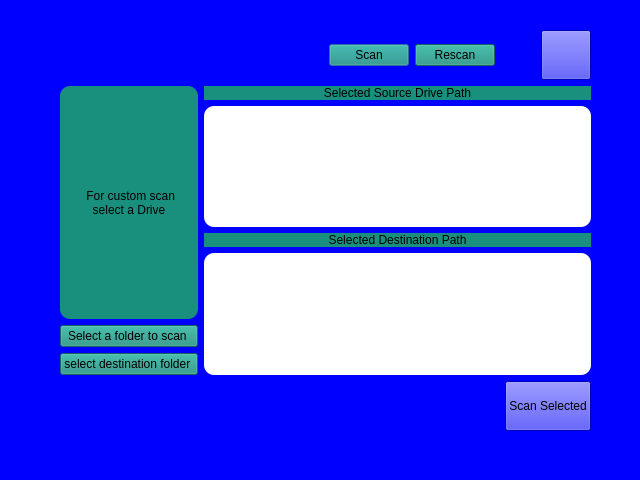
PicaPrime/dataRec, file dialog_selectedscan.ui: the form before one commit.
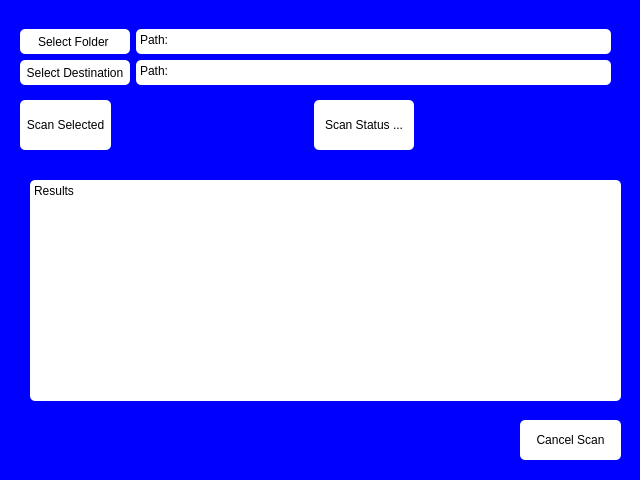
The form after the commit.

Patch:
```diff
--- a/dialog_selectedscan.ui
+++ b/dialog_selectedscan.ui
@@ -10,230 +10,191 @@
     <height>480</height>
    </rect>
   </property>
+  <property name="minimumSize">
+   <size>
+    <width>0</width>
+    <height>75</height>
+   </size>
+  </property>
   <property name="windowTitle">
    <string>Dialog</string>
   </property>
   <property name="styleSheet">
    <string notr="true">background-color: rgb(0, 0, 255);</string>
   </property>
-  <widget class="QWidget" name="layoutWidget">
+  <widget class="QTextEdit" name="textEdit">
    <property name="geometry">
     <rect>
-     <x>60</x>
-     <y>30</y>
-     <width>531</width>
-     <height>401</height>
+     <x>30</x>
+     <y>180</y>
+     <width>591</width>
+     <height>221</height>
     </rect>
    </property>
-   <layout class="QVBoxLayout" name="verticalLayout_7">
+   <property name="styleSheet">
+    <string notr="true">background-color: rgb(255, 255, 255);
+border-radius: 5;</string>
+   </property>
+   <property name="html">
+    <string>&lt;!DOCTYPE HTML PUBLIC &quot;-//W3C//DTD HTML 4.0//EN&quot; &quot;http://www.w3.org/TR/REC-html40/strict.dtd&quot;&gt;
+&lt;html&gt;&lt;head&gt;&lt;meta name=&quot;qrichtext&quot; content=&quot;1&quot; /&gt;&lt;meta charset=&quot;utf-8&quot; /&gt;&lt;style type=&quot;text/css&quot;&gt;
+p, li { white-space: pre-wrap; }
+hr { height: 1px; border-width: 0; }
+li.unchecked::marker { content: &quot;\2610&quot;; }
+li.checked::marker { content: &quot;\2612&quot;; }
+&lt;/style&gt;&lt;/head&gt;&lt;body style=&quot; font-family:'Segoe UI'; font-size:9pt; font-weight:400; font-style:normal;&quot;&gt;
+&lt;p style=&quot; margin-top:0px; margin-bottom:0px; margin-left:0px; margin-right:0px; -qt-block-indent:0; text-indent:0px;&quot;&gt;Results&lt;/p&gt;&lt;/body&gt;&lt;/html&gt;</string>
+   </property>
+  </widget>
+  <widget class="QPushButton" name="pushButton_scanSelected_2">
+   <property name="geometry">
+    <rect>
+     <x>520</x>
+     <y>420</y>
+     <width>101</width>
+     <height>40</height>
+    </rect>
+   </property>
+   <property name="minimumSize">
+    <size>
+     <width>50</width>
+     <height>40</height>
+    </size>
+   </property>
+   <property name="maximumSize">
+    <size>
+     <width>16777215</width>
+     <height>40</height>
+    </size>
+   </property>
+   <property name="styleSheet">
+    <string notr="true">background-color: rgb(255, 255, 255);
+border-radius: 5;</string>
+   </property>
+   <property name="text">
+    <string>Cancel Scan</string>
+   </property>
+   <property name="iconSize">
+    <size>
+     <width>25</width>
+     <height>25</height>
+    </size>
+   </property>
+  </widget>
+  <widget class="QWidget" name="">
+   <property name="geometry">
+    <rect>
+     <x>20</x>
+     <y>20</y>
+     <width>591</width>
+     <height>141</height>
+    </rect>
+   </property>
+   <layout class="QVBoxLayout" name="verticalLayout_3">
     <item>
-     <layout class="QVBoxLayout" name="verticalLayout_8">
+     <layout class="QHBoxLayout" name="horizontalLayout_2">
+      <property name="sizeConstraint">
+       <enum>QLayout::SizeConstraint::SetFixedSize</enum>
+      </property>
       <item>
-       <layout class="QHBoxLayout" name="horizontalLayout_2">
+       <layout class="QHBoxLayout" name="horizontalLayout">
+        <property name="sizeConstraint">
+         <enum>QLayout::SizeConstraint::SetFixedSize</enum>
+        </property>
         <item>
-         <widget class="QLabel" name="label_2">
-          <property name="text">
-           <string/>
-          </property>
-         </widget>
-        </item>
-        <item>
-         <spacer name="horizontalSpacer_3">
-          <property name="orientation">
-           <enum>Qt::Orientation::Horizontal</enum>
-          </property>
-          <property name="sizeHint" stdset="0">
-           <size>
-            <width>40</width>
-            <height>20</height>
-           </size>
-          </property>
-         </spacer>
-        </item>
-        <item>
-         <layout class="QHBoxLayout" name="horizontalLayout">
+         <layout class="QVBoxLayout" name="verticalLayout_2">
           <item>
-           <layout class="QVBoxLayout" name="verticalLayout">
-            <item>
-             <widget class="QPushButton" name="pushButton">
-              <property name="styleSheet">
-               <string notr="true">background-color: rgb(25, 143, 126);</string>
-              </property>
-              <property name="text">
-               <string>Scan</string>
-              </property>
-             </widget>
-            </item>
-           </layout>
-          </item>
-          <item>
-           <layout class="QVBoxLayout" name="verticalLayout_2">
-            <item>
-             <widget class="QPushButton" name="pushButton_2">
-              <property name="styleSheet">
-               <string notr="true">background-color: rgb(25, 143, 126);</string>
-              </property>
-              <property name="text">
-               <string>Rescan</string>
-              </property>
-             </widget>
-            </item>
-           </layout>
-          </item>
-          <item>
-           <spacer name="horizontalSpacer_2">
-            <property name="orientation">
-             <enum>Qt::Orientation::Horizontal</enum>
-            </property>
-            <property name="sizeHint" stdset="0">
+           <widget class="QPushButton" name="pushButton_3">
+            <property name="maximumSize">
              <size>
-              <width>40</width>
-              <height>20</height>
+              <width>16777215</width>
+              <height>25</height>
              </size>
             </property>
-           </spacer>
-          </item>
-          <item>
-           <layout class="QVBoxLayout" name="verticalLayout_3">
-            <item>
-             <widget class="QPushButton" name="pushButton_close">
-              <property name="minimumSize">
-               <size>
-                <width>50</width>
-                <height>50</height>
-               </size>
-              </property>
-              <property name="styleSheet">
-               <string notr="true"/>
-              </property>
-              <property name="text">
-               <string/>
-              </property>
-              <property name="iconSize">
-               <size>
-                <width>50</width>
-                <height>50</height>
-               </size>
-              </property>
-             </widget>
-            </item>
-           </layout>
-          </item>
-         </layout>
-        </item>
-       </layout>
-      </item>
-      <item>
-       <spacer name="verticalSpacer">
-        <property name="orientation">
-         <enum>Qt::Orientation::Vertical</enum>
-        </property>
-        <property name="sizeHint" stdset="0">
-         <size>
-          <width>20</width>
-          <height>40</height>
-         </size>
-        </property>
-       </spacer>
-      </item>
-      <item>
-       <layout class="QHBoxLayout" name="horizontalLayout_3">
-        <item>
-         <layout class="QVBoxLayout" name="verticalLayout_5">
-          <item>
-           <widget class="QLabel" name="label">
             <property name="styleSheet">
-             <string notr="true">background-color: rgb(25, 143, 126);
-font: 700 12pt &quot;Segoe UI&quot;;
-border-radius: 10;</string>
+             <string notr="true">background-color: rgb(255, 255, 255);
+font: 700 10pt &quot;Segoe UI&quot;;
+border-radius: 5;</string>
             </property>
             <property name="text">
-             <string> For custom scan
- select a Drive </string>
+             <string>Select Folder </string>
             </property>
-            <property name="alignment">
-             <set>Qt::AlignmentFlag::AlignCenter</set>
-            </property>
            </widget>
           </item>
           <item>
-           <layout class="QVBoxLayout" name="verticalLayout_4">
-            <item>
-             <widget class="QPushButton" name="pushButton_3">
-              <property name="styleSheet">
-               <string notr="true">background-color: rgb(25, 143, 126);</string>
-              </property>
-              <property name="text">
-               <string>Select a folder to scan </string>
-              </property>
-             </widget>
-            </item>
-            <item>
-             <widget class="QPushButton" name="pushButton_4">
-              <property name="styleSheet">
-               <string notr="true">background-color: rgb(25, 143, 126);</string>
-              </property>
-              <property name="text">
-               <string>select destination folder </string>
-              </property>
-             </widget>
-            </item>
-           </layout>
-          </item>
-         </layout>
-        </item>
-        <item>
-         <layout class="QVBoxLayout" name="verticalLayout_6">
-          <item>
-           <widget class="QLabel" name="label_3">
+           <widget class="QPushButton" name="pushButton_4">
+            <property name="maximumSize">
+             <size>
+              <width>16777215</width>
+              <height>25</height>
+             </size>
+            </property>
             <property name="styleSheet">
-             <string notr="true">background-color: rgb(25, 143, 126);
-font: 700 12pt &quot;Segoe UI&quot;;
-border-radius: 10;</string>
+             <string notr="true">background-color: rgb(255, 255, 255);
+font: 700 10pt &quot;Segoe UI&quot;;
+border-radius: 5;</string>
             </property>
             <property name="text">
-             <string>Selected Source Drive Path</string>
+             <string>  Select Destination  </string>
             </property>
-            <property name="alignment">
-             <set>Qt::AlignmentFlag::AlignCenter</set>
-            </property>
            </widget>
           </item>
+         </layout>
+        </item>
+        <item>
+         <layout class="QVBoxLayout" name="verticalLayout">
           <item>
            <widget class="QTextEdit" name="textEdit_selectedFolder">
+            <property name="maximumSize">
+             <size>
+              <width>16777215</width>
+              <height>25</height>
+             </size>
+            </property>
             <property name="styleSheet">
-             <string notr="true">border-radius: 10;
+             <string notr="true">border-radius: 5;
 background-color: rgb(255, 255, 255);</string>
             </property>
             <property name="readOnly">
              <bool>true</bool>
             </property>
-           </widget>
-          </item>
-          <item>
-           <widget class="QLabel" name="label_4">
-            <property name="styleSheet">
-             <string notr="true">background-color: rgb(25, 143, 126);
-font: 700 12pt &quot;Segoe UI&quot;;
-border-radius: 10;</string>
-            </property>
-            <property name="text">
-             <string>Selected Destination Path</string>
-            </property>
-            <property name="alignment">
-             <set>Qt::AlignmentFlag::AlignCenter</set>
+            <property name="html">
+             <string>&lt;!DOCTYPE HTML PUBLIC &quot;-//W3C//DTD HTML 4.0//EN&quot; &quot;http://www.w3.org/TR/REC-html40/strict.dtd&quot;&gt;
+&lt;html&gt;&lt;head&gt;&lt;meta name=&quot;qrichtext&quot; content=&quot;1&quot; /&gt;&lt;meta charset=&quot;utf-8&quot; /&gt;&lt;style type=&quot;text/css&quot;&gt;
+p, li { white-space: pre-wrap; }
+hr { height: 1px; border-width: 0; }
+li.unchecked::marker { content: &quot;\2610&quot;; }
+li.checked::marker { content: &quot;\2612&quot;; }
+&lt;/style&gt;&lt;/head&gt;&lt;body style=&quot; font-family:'Segoe UI'; font-size:9pt; font-weight:400; font-style:normal;&quot;&gt;
+&lt;p style=&quot; margin-top:0px; margin-bottom:0px; margin-left:0px; margin-right:0px; -qt-block-indent:0; text-indent:0px;&quot;&gt;Path:&lt;/p&gt;&lt;/body&gt;&lt;/html&gt;</string>
             </property>
            </widget>
           </item>
           <item>
            <widget class="QTextEdit" name="textEdit_destinationFolder">
+            <property name="maximumSize">
+             <size>
+              <width>16777215</width>
+              <height>25</height>
+             </size>
+            </property>
             <property name="styleSheet">
-             <string notr="true">border-radius: 10;
+             <string notr="true">border-radius: 5;
 background-color: rgb(255, 255, 255);</string>
             </property>
             <property name="readOnly">
              <bool>true</bool>
             </property>
+            <property name="html">
+             <string>&lt;!DOCTYPE HTML PUBLIC &quot;-//W3C//DTD HTML 4.0//EN&quot; &quot;http://www.w3.org/TR/REC-html40/strict.dtd&quot;&gt;
+&lt;html&gt;&lt;head&gt;&lt;meta name=&quot;qrichtext&quot; content=&quot;1&quot; /&gt;&lt;meta charset=&quot;utf-8&quot; /&gt;&lt;style type=&quot;text/css&quot;&gt;
+p, li { white-space: pre-wrap; }
+hr { height: 1px; border-width: 0; }
+li.unchecked::marker { content: &quot;\2610&quot;; }
+li.checked::marker { content: &quot;\2612&quot;; }
+&lt;/style&gt;&lt;/head&gt;&lt;body style=&quot; font-family:'Segoe UI'; font-size:9pt; font-weight:400; font-style:normal;&quot;&gt;
+&lt;p style=&quot; margin-top:0px; margin-bottom:0px; margin-left:0px; margin-right:0px; -qt-block-indent:0; text-indent:0px;&quot;&gt;Path:&lt;/p&gt;&lt;/body&gt;&lt;/html&gt;</string>
+            </property>
            </widget>
           </item>
          </layout>
@@ -243,37 +204,7 @@
      </layout>
     </item>
     <item>
-     <layout class="QHBoxLayout" name="horizontalLayout_4">
-      <item>
-       <widget class="QLabel" name="label_signal">
-        <property name="text">
-         <string/>
-        </property>
-       </widget>
-      </item>
-      <item>
-       <spacer name="horizontalSpacer_4">
-        <property name="orientation">
-         <enum>Qt::Orientation::Horizontal</enum>
-        </property>
-        <property name="sizeHint" stdset="0">
-         <size>
-          <width>40</width>
-          <height>20</height>
-         </size>
-        </property>
-       </spacer>
-      </item>
-      <item>
-       <widget class="QLabel" name="label_selectedScanImg">
-        <property name="text">
-         <string/>
-        </property>
-        <property name="alignment">
-         <set>Qt::AlignmentFlag::AlignCenter</set>
-        </property>
-       </widget>
-      </item>
+     <layout class="QHBoxLayout" name="horizontalLayout_3">
       <item>
        <widget class="QPushButton" name="pushButton_scanSelected">
         <property name="minimumSize">
@@ -282,20 +213,79 @@
           <height>50</height>
          </size>
         </property>
+        <property name="maximumSize">
+         <size>
+          <width>16777215</width>
+          <height>50</height>
+         </size>
+        </property>
         <property name="styleSheet">
-         <string notr="true"/>
+         <string notr="true">background-color: rgb(255, 255, 255);
+border-radius: 5;</string>
         </property>
         <property name="text">
-         <string>Scan Selected</string>
+         <string>  Scan Selected  </string>
         </property>
         <property name="iconSize">
          <size>
-          <width>50</width>
+          <width>25</width>
+          <height>25</height>
+         </size>
+        </property>
+       </widget>
+      </item>
+      <item>
+       <spacer name="horizontalSpacer_2">
+        <property name="orientation">
+         <enum>Qt::Orientation::Horizontal</enum>
+        </property>
+        <property name="sizeHint" stdset="0">
+         <size>
+          <width>40</width>
+          <height>20</height>
+         </size>
+        </property>
+       </spacer>
+      </item>
+      <item>
+       <widget class="QLabel" name="label">
+        <property name="minimumSize">
+         <size>
+          <width>100</width>
           <height>50</height>
          </size>
         </property>
+        <property name="maximumSize">
+         <size>
+          <width>16777215</width>
+          <height>50</height>
+         </size>
+        </property>
+        <property name="styleSheet">
+         <string notr="true">background-color: rgb(255, 255, 255);
+border-radius: 5;</string>
+        </property>
+        <property name="text">
+         <string>Scan Status ...</string>
+        </property>
+        <property name="alignment">
+         <set>Qt::AlignmentFlag::AlignCenter</set>
+        </property>
        </widget>
       </item>
+      <item>
+       <spacer name="horizontalSpacer">
+        <property name="orientation">
+         <enum>Qt::Orientation::Horizontal</enum>
+        </property>
+        <property name="sizeHint" stdset="0">
+         <size>
+          <width>40</width>
+          <height>20</height>
+         </size>
+        </property>
+       </spacer>
+      </item>
      </layout>
     </item>
    </layout>
```
